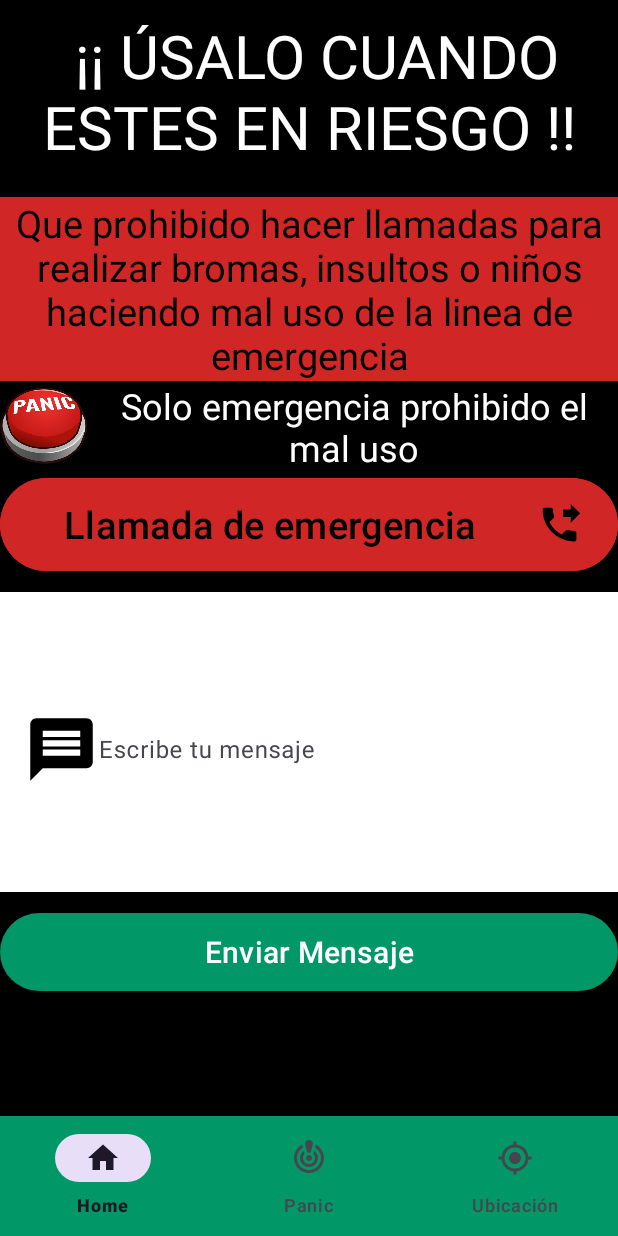
After one commit to JoelVc09/AppControlMoto, an Android app: the fragment AlertaPeligro placed in its activity, on a phone screen of 412 x 824 dp. The commit adds this screen. Run offline under Robolectric (Android 15) with nearby library versions, the phone set to English and light mode, and no system bars; our stand-ins replace Firebase (no records; nobody signed in at launch, a user with empty details on screens opened directly).

Commit message:
Se configuro el fragmento de Alerta de peligro

```diff
--- /dev/null
+++ b/app/src/main/java/com/example/appcontrolmoto/AlertaPeligro.kt
@@ -0,0 +1,119 @@
+package com.example.appcontrolmoto
+
+import android.content.Context
+import android.content.Intent
+import android.net.Uri
+import android.os.Bundle
+import android.os.Handler
+import android.os.Looper
+import androidx.fragment.app.Fragment
+import android.view.LayoutInflater
+import android.view.View
+import android.view.ViewGroup
+import android.widget.Button
+import android.widget.TextView
+import android.widget.Toast
+
+// TODO: Rename parameter arguments, choose names that match
+// the fragment initialization parameters, e.g. ARG_ITEM_NUMBER
+private const val ARG_PARAM1 = "param1"
+private const val ARG_PARAM2 = "param2"
+
+/**
+ * A simple [Fragment] subclass.
+ * Use the [AlertaPeligro.newInstance] factory method to
+ * create an instance of this fragment.
+ */
+class AlertaPeligro : Fragment() {
+    // TODO: Rename and change types of parameters
+    private var param1: String? = null
+    private var param2: String? = null
+
+    override fun onCreate(savedInstanceState: Bundle?) {
+        super.onCreate(savedInstanceState)
+        arguments?.let {
+            param1 = it.getString(ARG_PARAM1)
+            param2 = it.getString(ARG_PARAM2)
+        }
+    }
+
+    override fun onCreateView(
+        inflater: LayoutInflater, container: ViewGroup?,
+        savedInstanceState: Bundle?
+    ): View? {
+        // Inflar el layout para este fragmento
+        val view: View = inflater.inflate(R.layout.fragment_alerta_peligro, container, false)
+
+        // Referencia al botón
+        val btnLLamada: Button = view.findViewById(R.id.btnLLamada)
+
+        // Configura el OnClickListener para el botón
+        btnLLamada.setOnClickListener {
+            // Número de teléfono que deseas marcar
+            val phoneNumber = "969456783"
+
+            // Intent para iniciar la llamada
+            val intent = Intent(Intent.ACTION_DIAL).apply {
+                data = Uri.parse("tel:$phoneNumber")
+            }
+            startActivity(intent) // Inicia la actividad de llamada
+
+            // Configura un retraso de 1 segundo para cerrar la aplicación después de realizar la llamada
+            val handler = Handler(Looper.getMainLooper())
+            handler.postDelayed({
+                requireActivity().finishAffinity() // Cierra todas las actividades de la aplicación
+            }, 1000) // Retraso de 1 segundo
+        }
+
+        val btnEnviarMensaje = view.findViewById<Button>(R.id.btnEnviarMensaje)
+        btnEnviarMensaje.setOnClickListener {
+            enviarMensajeWhatsApp()
+        }
+
+        return view
+    }
+
+
+    companion object {
+        /**
+         * Use this factory method to create a new instance of
+         * this fragment using the provided parameters.
+         *
+         * @param param1 Parameter 1.
+         * @param param2 Parameter 2.
+         * @return A new instance of fragment AlertaPeligro.
+         */
+        // TODO: Rename and change types and number of parameters
+        @JvmStatic
+        fun newInstance(param1: String, param2: String) =
+            AlertaPeligro().apply {
+                arguments = Bundle().apply {
+                    putString(ARG_PARAM1, param1)
+                    putString(ARG_PARAM2, param2)
+                }
+            }
+    }
+
+    private fun enviarMensajeWhatsApp() {
+        // Recuperar el mensaje del TextView
+        val mensaje = view?.findViewById<TextView>(R.id.tvmensaje)?.text.toString()
+
+        // Verificar si el mensaje no está vacío
+        if (mensaje.isNotEmpty()) {
+            // Recuperar el nombre de usuario de SharedPreferences
+            val sharedPref = requireActivity().getSharedPreferences("MyPrefs", Context.MODE_PRIVATE)
+            val usuario = sharedPref.getString("username", "Usuario Desconocido") // Valor por defecto
+
+            // Crear URL para enviar el mensaje a WhatsApp
+            val numeroTelefono = "+51969456783" // Reemplaza con tu número
+            val url = "https://api.whatsapp.com/send?phone=$numeroTelefono&text=${Uri.encode("$mensaje\n\nEnviado por: $usuario")}"
+
+            // Iniciar WhatsApp
+            val intent = Intent(Intent.ACTION_VIEW, Uri.parse(url))
+            startActivity(intent)
+        } else {
+            // Manejar el caso donde el mensaje está vacío
+            Toast.makeText(requireContext(), "Por favor, ingresa un mensaje antes de enviar.", Toast.LENGTH_SHORT).show()
+        }
+    }
+}
--- a/app/src/main/java/com/example/appcontrolmoto/Home.kt
+++ b/app/src/main/java/com/example/appcontrolmoto/Home.kt
@@ -77,6 +77,8 @@ class Home : Fragment() {
         //Configurar boton para precaucion
         val btnPrecausion: Button = view.findViewById(R.id.btnPrecausion)
 
+        val btnAlertaPeligro: Button = view.findViewById(R.id.btnAlert)
+
         btnPrecausion.setOnClickListener {
             // Obtén el FragmentManager desde la actividad
             val fragmentManager = requireActivity().supportFragmentManager
@@ -121,6 +123,14 @@ class Home : Fragment() {
         btnScanner.setOnClickListener {
             val intent = Intent(requireActivity(), LectorQr::class.java)
             startActivity(intent)
+        }
+
+        btnAlertaPeligro.setOnClickListener {
+            val fragmentManager = requireActivity().supportFragmentManager
+            val fragmentTransaction = fragmentManager.beginTransaction()
+            fragmentTransaction.replace(R.id.frame_layout, AlertaPeligro())
+            fragmentTransaction.addToBackStack(null) // Agrega el fragmento a la pila de retroceso
+            fragmentTransaction.commit()
         }
 
 
--- /dev/null
+++ b/app/src/main/res/drawable/baseline_message_24.xml
@@ -0,0 +1,5 @@
+<vector xmlns:android="http://schemas.android.com/apk/res/android" android:autoMirrored="true" android:height="50dp" android:tint="#000000" android:viewportHeight="24" android:viewportWidth="24" android:width="50dp">
+
+    <path android:fillColor="@android:color/white" android:pathData="M20,2L4,2c-1.1,0 -1.99,0.9 -1.99,2L2,22l4,-4h14c1.1,0 2,-0.9 2,-2L22,4c0,-1.1 -0.9,-2 -2,-2zM18,14L6,14v-2h12v2zM18,11L6,11L6,9h12v2zM18,8L6,8L6,6h12v2z"/>
+
+</vector>
--- /dev/null
+++ b/app/src/main/res/drawable/baseline_phone_forwarded_24.xml
@@ -0,0 +1,5 @@
+<vector xmlns:android="http://schemas.android.com/apk/res/android" android:autoMirrored="true" android:height="30dp" android:tint="#000000" android:viewportHeight="24" android:viewportWidth="24" android:width="30dp">
+
+    <path android:fillColor="@android:color/white" android:pathData="M18,11l5,-5 -5,-5v3h-4v4h4v3zM20,15.5c-1.25,0 -2.45,-0.2 -3.57,-0.57 -0.35,-0.11 -0.74,-0.03 -1.02,0.24l-2.2,2.2c-2.83,-1.44 -5.15,-3.75 -6.59,-6.59l2.2,-2.21c0.28,-0.26 0.36,-0.65 0.25,-1C8.7,6.45 8.5,5.25 8.5,4c0,-0.55 -0.45,-1 -1,-1L4,3c-0.55,0 -1,0.45 -1,1 0,9.39 7.61,17 17,17 0.55,0 1,-0.45 1,-1v-3.5c0,-0.55 -0.45,-1 -1,-1z"/>
+
+</vector>
--- a/app/src/main/res/layout/activity_informacion_conductor.xml
+++ b/app/src/main/res/layout/activity_informacion_conductor.xml
@@ -22,8 +22,8 @@
 
         <ImageView
             android:id="@+id/fotoconduct"
-            android:layout_width="wrap_content"
-            android:layout_height="wrap_content"
+            android:layout_width="150dp"
+            android:layout_height="150dp"
             android:layout_gravity="center"
             app:layout_constraintEnd_toEndOf="parent"
             app:layout_constraintStart_toStartOf="parent"
--- /dev/null
+++ b/app/src/main/res/layout/fragment_alerta_peligro.xml
@@ -0,0 +1,105 @@
+<?xml version="1.0" encoding="utf-8"?>
+<androidx.constraintlayout.widget.ConstraintLayout xmlns:android="http://schemas.android.com/apk/res/android"
+    xmlns:app="http://schemas.android.com/apk/res-auto"
+    xmlns:tools="http://schemas.android.com/tools"
+    android:id="@+id/frameLayout"
+    android:layout_width="match_parent"
+    android:layout_height="match_parent"
+    android:background="@color/black"
+    tools:context=".AlertaPeligro">
+
+    <LinearLayout
+        android:layout_width="match_parent"
+        android:layout_height="match_parent"
+        android:orientation="vertical"
+        app:layout_constraintBottom_toBottomOf="parent"
+        app:layout_constraintEnd_toEndOf="parent"
+        app:layout_constraintStart_toStartOf="parent"
+        app:layout_constraintTop_toTopOf="parent">
+
+        <TextView
+            android:id="@+id/textView5"
+            android:layout_width="match_parent"
+            android:layout_gravity="center"
+            android:gravity="center"
+            android:layout_marginTop="10dp"
+            android:layout_marginBottom="20dp"
+            android:textColor="@color/white"
+            android:textSize="40dp"
+            android:layout_height="wrap_content"
+            android:text=" ¡¡ ÚSALO CUANDO ESTES EN RIESGO !!" />
+
+        <TextView
+            android:id="@+id/textView6"
+            android:layout_width="match_parent"
+            android:gravity="center"
+            android:textColor="@color/black"
+            android:background="@color/red"
+            android:textSize="25dp"
+            android:layout_gravity="center"
+            android:layout_height="wrap_content"
+            android:text="Que prohibido hacer llamadas para realizar bromas, insultos o niños haciendo mal uso de la linea de emergencia" />
+
+        <LinearLayout
+            android:layout_width="match_parent"
+            android:layout_height="wrap_content"
+            android:layout_gravity="center"
+            android:orientation="horizontal">
+
+            <ImageView
+                android:id="@+id/imageView"
+                android:layout_width="60dp"
+                android:layout_height="60dp"
+                android:src="@drawable/panicodealerta" />
+
+            <TextView
+                android:id="@+id/textView7"
+                android:layout_width="match_parent"
+                android:layout_height="wrap_content"
+                android:gravity="center"
+                android:textColor="@color/white"
+                android:textSize="24dp"
+                android:text="Solo emergencia prohibido el mal uso" />
+
+        </LinearLayout>
+
+        <Button
+            android:id="@+id/btnLLamada"
+            android:layout_width="match_parent"
+            android:layout_height="70dp"
+            android:paddingStart="10dp"
+            android:textColor="@color/black"
+            android:backgroundTint="@color/red"
+            android:layout_gravity="center"
+            android:layout_marginBottom="10dp"
+            android:gravity="center"
+            android:textSize="25dp"
+            android:drawableEnd="@drawable/baseline_phone_forwarded_24"
+            android:text="Llamada de emergencia" />
+
+        <com.google.android.material.textfield.TextInputLayout
+            android:layout_width="match_parent"
+            android:background="@color/white"
+            android:layout_marginBottom="10dp"
+            android:layout_height="200dp">
+
+            <com.google.android.material.textfield.TextInputEditText
+                android:layout_width="match_parent"
+                android:id="@+id/tvmensaje"
+                android:layout_height="200dp"
+                android:background="@color/white"
+                android:textColor="@color/black"
+                android:drawableStart="@drawable/baseline_message_24"
+                android:hint="Escribe tu mensaje"
+                android:textColorHint="@color/hint"/>
+        </com.google.android.material.textfield.TextInputLayout>
+
+        <Button
+            android:id="@+id/btnEnviarMensaje"
+            android:layout_width="match_parent"
+            android:layout_height="60dp"
+            android:text="Enviar Mensaje"
+            android:textColor="@color/white"
+            android:textSize="20dp" />
+    </LinearLayout>
+</androidx.constraintlayout.widget.ConstraintLayout>
--- a/app/src/main/res/layout/fragment_home.xml
+++ b/app/src/main/res/layout/fragment_home.xml
@@ -45,6 +45,7 @@
                 android:id="@+id/tvUsuario"
                 android:layout_width="wrap_content"
                 android:layout_height="match_parent"
+                android:text="Usuario"
                 android:textAlignment="center"
                 android:textColor="@color/black"
                 android:textSize="20sp" />
--- a/app/src/main/res/layout/fragment_panic.xml
+++ b/app/src/main/res/layout/fragment_panic.xml
@@ -28,6 +28,7 @@
             <androidx.cardview.widget.CardView
                 android:layout_width="match_parent"
                 android:layout_height="wrap_content"
+                android:backgroundTint="@color/white"
                 app:cardUseCompatPadding="true">
 
                 <LinearLayout
@@ -43,6 +44,7 @@
                         android:layout_width="wrap_content"
                         android:layout_height="wrap_content"
                         android:text="LATITUD"
+                        android:textColor="@color/black"
                         android:textSize="20sp"
                         android:textStyle="bold" />
 
@@ -51,6 +53,7 @@
                         android:layout_width="wrap_content"
                         android:layout_height="wrap_content"
                         android:layout_marginTop="8dp"
+                        android:textColor="@color/black"
                         android:hint="LATITUD"
                         android:textSize="16sp" />
 
@@ -72,6 +75,7 @@
             <androidx.cardview.widget.CardView
                 android:layout_width="match_parent"
                 android:layout_height="wrap_content"
+                android:backgroundTint="@color/white"
                 app:cardUseCompatPadding="true">
 
                 <LinearLayout
@@ -87,6 +91,7 @@
                         android:layout_width="wrap_content"
                         android:layout_height="wrap_content"
                         android:text="LONGITUD"
+                        android:textColor="@color/black"
                         android:textSize="20sp"
                         android:textStyle="bold" />
 
@@ -95,6 +100,7 @@
                         android:layout_width="wrap_content"
                         android:layout_height="wrap_content"
                         android:layout_marginTop="8dp"
+                        android:textColor="@color/black"
                         android:hint="LONGITUD"
                         android:textSize="16sp" />
 
```
Also changed, not shown: app/src/main/java/com/example/appcontrolmoto/Incidencias.kt (+18 -0 lines), app/src/main/res/layout/activity_terminos_condiciones.xml (+7 -0 lines), app/src/main/res/layout/fragment_incidencias.xml (+4 -3 lines), app/src/main/res/drawable/panicodealerta.png (added).
